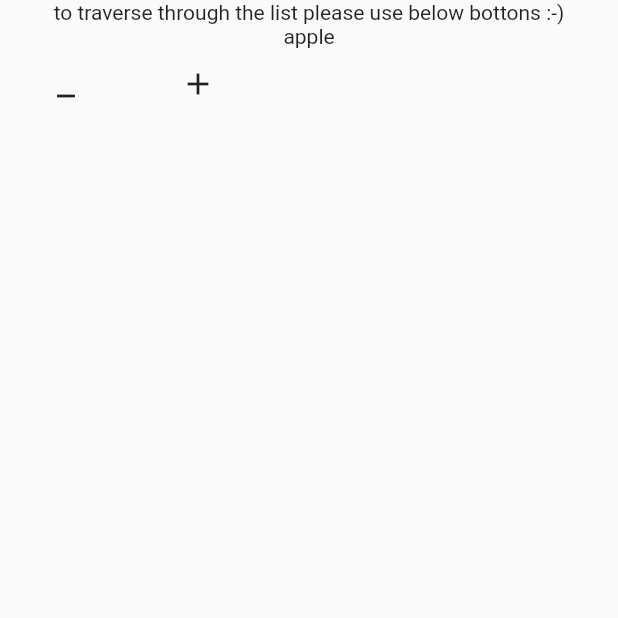
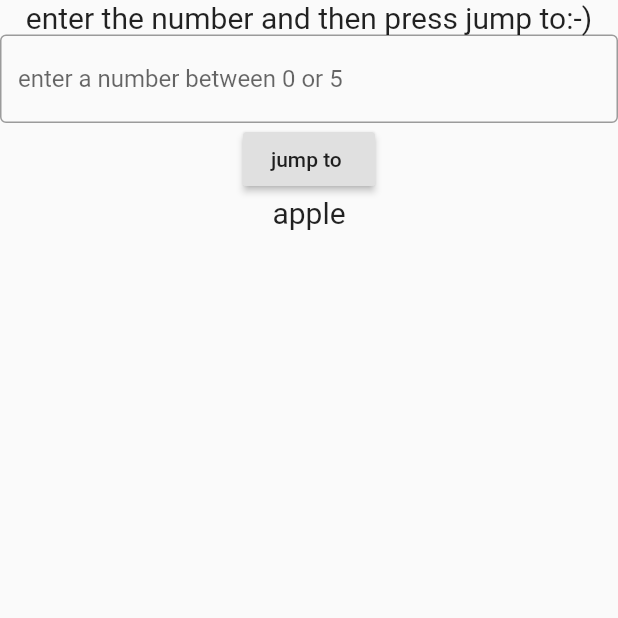
Before and after one commit to fawrama/Dart-lists, a Flutter app: the screen it shows after launch, on a phone screen of 412 x 824 dp, the top half of it. Run offline on Flutter 3.47's test engine with Material 2 defaults, Android fonts, the light colour scheme and no system bars.

Commit message:
upgrading interface

```diff
--- a/lib/main.dart
+++ b/lib/main.dart
@@ -13,7 +13,8 @@ class MyApp extends StatefulWidget {
 
 class _MyAppState extends State<MyApp> {
   var friuts = ['apple', 'peach', 'oranges', 'grape', 'bannana', 'mango'];
-  int i = 0;
+  var i = 0;
+  var x;
   @override
   Widget build(BuildContext context) {
     return MaterialApp(
@@ -21,28 +22,29 @@ class _MyAppState extends State<MyApp> {
         body: SafeArea(
           child: Column(
             children: [
-              Text('to traverse through the list please use below bottons :-)'),
-              Text(friuts[i]),
-              Row(
-                children: [
-                  FlatButton(
-                      onPressed: () {
-                        setState(() {
-                          i -= 1;
-                          if (i < 0) i = 0;
-                        });
-                      },
-                      child: Icon(Icons.minimize)),
-                  FlatButton(
-                      onPressed: () {
-                        setState(() {
-                          i += 1;
-                          if (i > 5) i = 5;
-                          print('plus pressed');
-                        });
-                      },
-                      child: Icon(Icons.add)),
-                ],
+              Text(
+                'enter the number and then press jump to:-)',
+                style: TextStyle(fontSize: 20),
+              ),
+              TextField(
+                decoration: InputDecoration(
+                    border: OutlineInputBorder(),
+                    hintText: 'enter a number between 0 or 5 '),
+                onChanged: (value) => x = value,
+              ),
+              RaisedButton(
+                  onPressed: () {
+                    setState(() {
+                      if (x == null || x.isEmpty) x = '0';
+                      i = int.parse(x);
+                      if (i > 5) i = 5;
+                      if (i < 0) i = 0;
+                    });
+                  },
+                  child: Text('jump to ')),
+              Text(
+                friuts[i],
+                style: TextStyle(fontSize: 20),
               )
             ],
           ),
```
